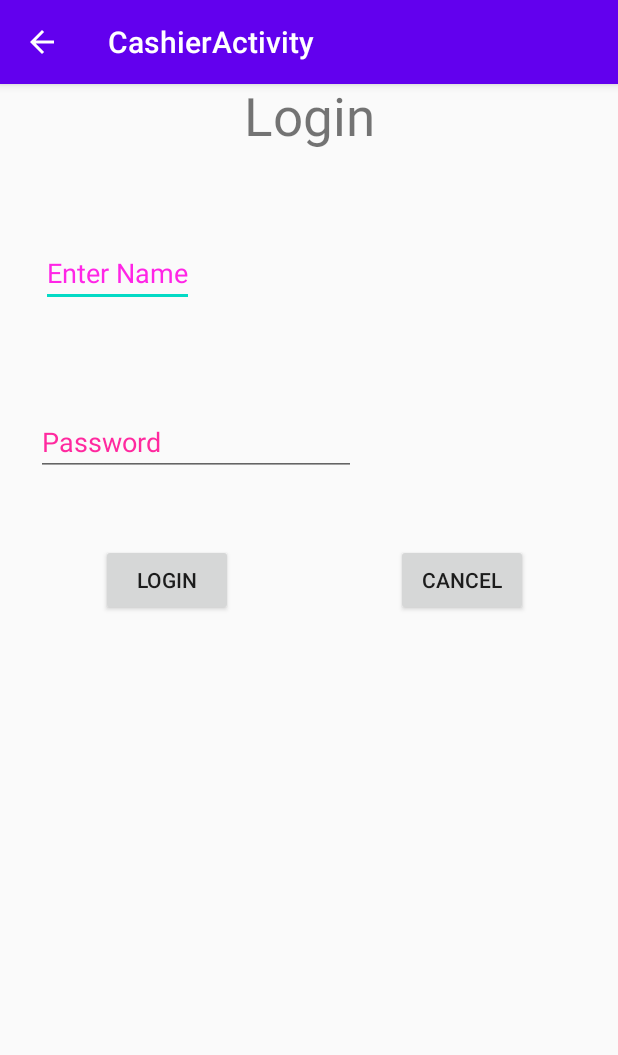
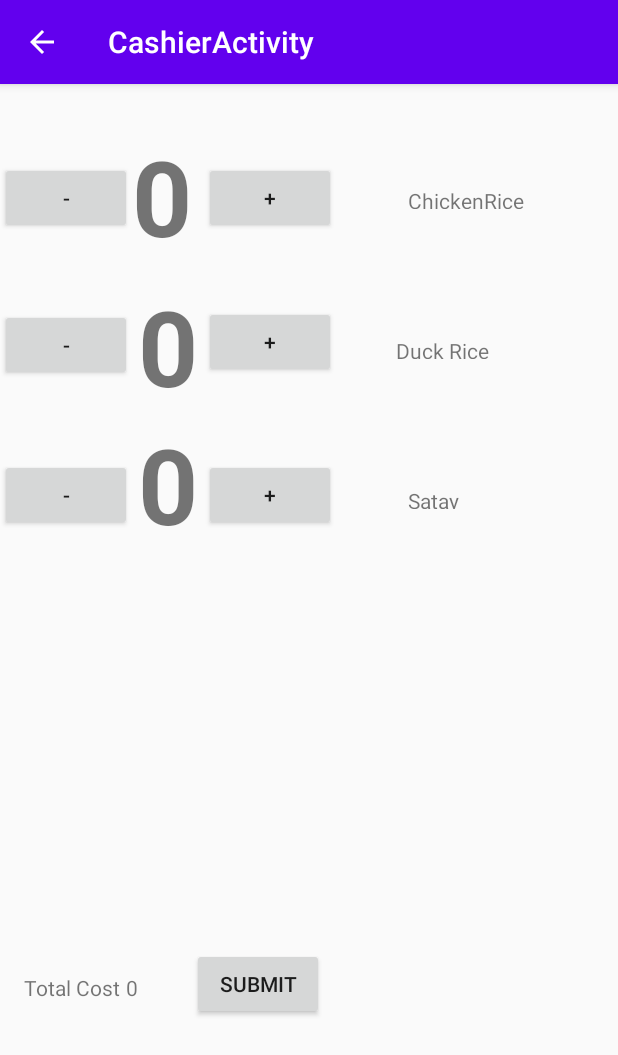
Before and after one commit to YingjieQiao/kue, an Android app: the CashierActivity screen opened directly, with no data from a screen before it, on a phone screen of 412 x 824 dp. Shown: the top 1055 px of the screen. Run offline under Robolectric (Android 15) with nearby library versions, the phone set to English and light mode, and no system bars; our stand-ins replace Firebase (no records; nobody signed in at launch, a user with empty details on screens opened directly).

```diff
--- a/app/src/main/java/com/example/android1/CashierActivity.java
+++ b/app/src/main/java/com/example/android1/CashierActivity.java
@@ -35,7 +35,7 @@ public class CashierActivity extends AppCompatActivity {
     @Override
     protected void onCreate(Bundle savedInstanceState) {
         super.onCreate(savedInstanceState);
-        setContentView(R.layout.activity_main);
+        setContentView(R.layout.activity_cashier);
         TextView chickenricenumber = findViewById(R.id.integer_number);
         TextView duckricenumber = findViewById(R.id.integer_number_2);
         TextView sataynumber = findViewById(R.id.integer_number_3);
```
Also changed, not shown: app/src/main/res/layout/activity_cashier.xml (+0 -12 lines).
